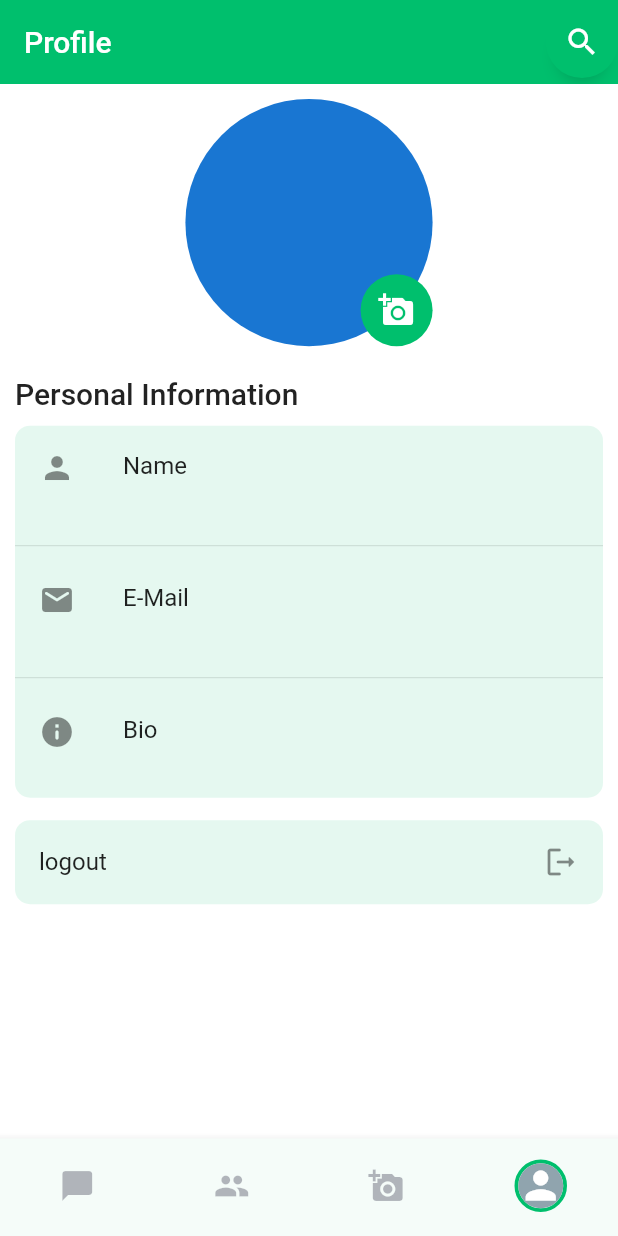
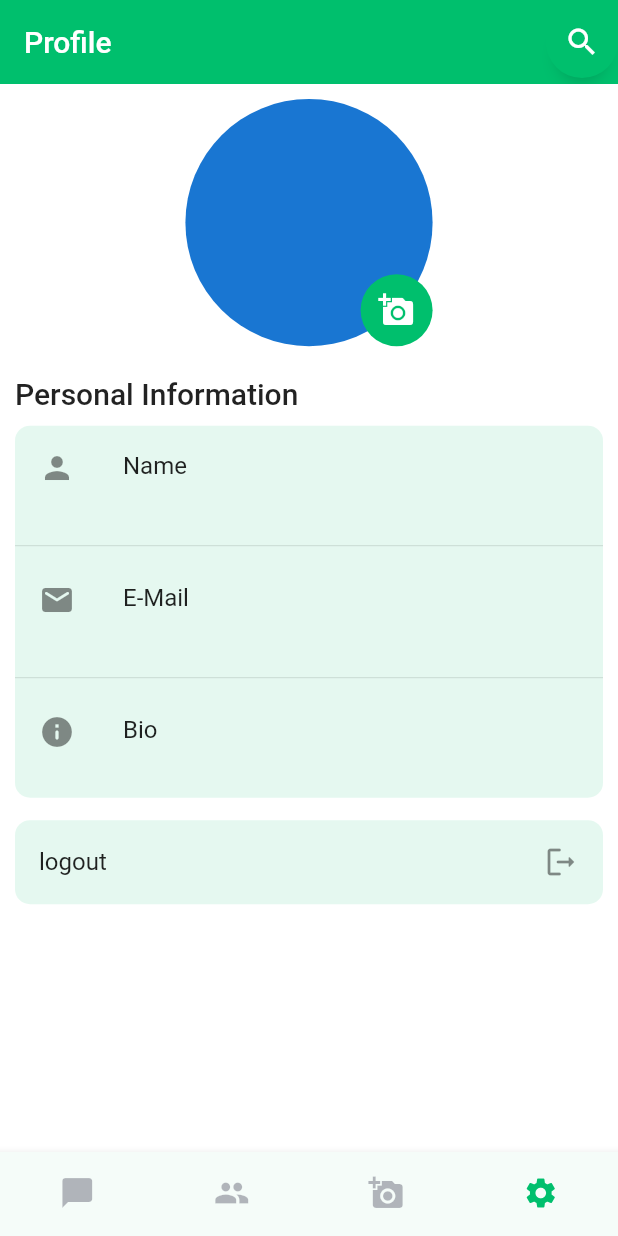
Before and after one commit to Amr-Mahm0ud/Chat-App, a Flutter app: the screen it shows once a user with an empty profile is signed in, item 4 of the bottom bar chosen, on a phone screen of 412 x 824 dp. Run offline on Flutter 3.47's test engine with Material 2 defaults, Android fonts, the phone set to English and light mode, and no system bars; drawn by our look-alikes of anim_search_bar; our stand-ins replace cloud_firestore, firebase_auth, firebase_core, firebase_storage, flutter_slidable, flutter_svg and 1 more; accounts and stored records are empty.

Commit message:
Adding profile picture for users (using firebase storage)

```diff
--- a/lib/components/auth/signin_form.dart
+++ b/lib/components/auth/signin_form.dart
@@ -31,6 +31,7 @@ class SignInForm extends StatelessWidget {
               if (value!.isEmpty ||
                   !value.contains('@') ||
                   !value.contains('.com')) return 'enter a valid email';
+              return null;
             },
             onSaved: (newValue) {
               userData.email = newValue!;
@@ -55,6 +56,7 @@ class SignInForm extends StatelessWidget {
             obscureText: true,
             validator: (value) {
               if (value!.isEmpty || value.length < 8) return 'wrong password';
+              return null;
             },
             onSaved: (newValue) {
               userData.password = newValue!;
--- a/lib/components/auth/signup_form.dart
+++ b/lib/components/auth/signup_form.dart
@@ -30,6 +30,7 @@ class SignUpForm extends StatelessWidget {
             keyboardType: TextInputType.name,
             validator: (value) {
               if (value!.isEmpty) return 'Enter a valid name';
+              return null;
             },
             onSaved: (newValue) {
               userData.name = newValue!;
@@ -56,6 +57,7 @@ class SignUpForm extends StatelessWidget {
               if (value!.isEmpty ||
                   !value.contains('@') ||
                   !value.contains('.com')) return 'enter a valid email';
+              return null;
             },
             onSaved: (newValue) {
               userData.email = newValue!;
@@ -83,6 +85,7 @@ class SignUpForm extends StatelessWidget {
               if (value!.isEmpty || value.length < 8) {
                 return 'password is too weak';
               }
+              return null;
             },
             onSaved: (newValue) {
               userData.password = newValue!;
--- a/lib/screens/home/home_page.dart
+++ b/lib/screens/home/home_page.dart
@@ -15,11 +15,13 @@ class HomePage extends StatefulWidget {
 }
 
 class _HomePageState extends State<HomePage> {
+  final GlobalKey<ScaffoldState> _scaffoldKey = GlobalKey<ScaffoldState>();
   int _currentIndex = 0;
   @override
   Widget build(BuildContext context) {
     final _size = MediaQuery.of(context).size;
     return Scaffold(
+      key: _scaffoldKey,
       appBar: AppBar(
         elevation: 0,
         title: Text(_currentIndex == 0
@@ -65,42 +67,13 @@ class _HomePageState extends State<HomePage> {
         showSelectedLabels: false,
         showUnselectedLabels: false,
         currentIndex: _currentIndex,
-        items: [
-          const BottomNavigationBarItem(
+        items: const [
+          BottomNavigationBarItem(
               icon: Icon(Icons.chat_bubble), label: 'Chats'),
-          const BottomNavigationBarItem(
-              icon: Icon(Icons.people), label: 'People'),
-          const BottomNavigationBarItem(
+          BottomNavigationBarItem(icon: Icon(Icons.people), label: 'People'),
+          BottomNavigationBarItem(
               icon: Icon(Icons.add_a_photo), label: 'Stories'),
-          BottomNavigationBarItem(
-            icon: Container(
-              decoration: BoxDecoration(
-                  border: Border.all(
-                      color: _currentIndex == 3
-                          ? Theme.of(context).primaryColor
-                          : Theme.of(context)
-                              .iconTheme
-                              .color!
-                              .withOpacity(0.32),
-                      width: 2.5),
-                  shape: BoxShape.circle),
-              child: userData.image.isEmpty
-                  ? CircleAvatar(
-                      radius: 15,
-                      backgroundColor: Colors.blueGrey[300],
-                      child: const Icon(
-                        Icons.person,
-                        size: 30,
-                        color: Colors.white,
-                      ),
-                    )
-                  : CircleAvatar(
-                      radius: 14,
-                      backgroundImage: AssetImage(userData.image),
-                    ),
-            ),
-            label: 'Profile',
-          ),
+          BottomNavigationBarItem(icon: Icon(Icons.settings), label: 'Profile'),
         ],
         onTap: (newVal) {
           setState(() {
--- a/pubspec.yaml
+++ b/pubspec.yaml
@@ -41,6 +41,8 @@ dependencies:
   flutter_slidable: ^1.2.0
   firebase_auth: ^3.3.7
   image_picker: ^0.8.4+10
+  firebase_messaging: ^11.2.7
+  firebase_storage: ^10.2.9
 
 dev_dependencies:
   flutter_test:
```
Also changed, not shown: lib/components/chats/all_chats.dart (+12 -7 lines), lib/main.dart (+3 -5 lines), lib/screens/home/all_people.dart (+11 -11 lines), lib/screens/settings/profile.dart (+31 -8 lines), pubspec.lock, 3 other files.
